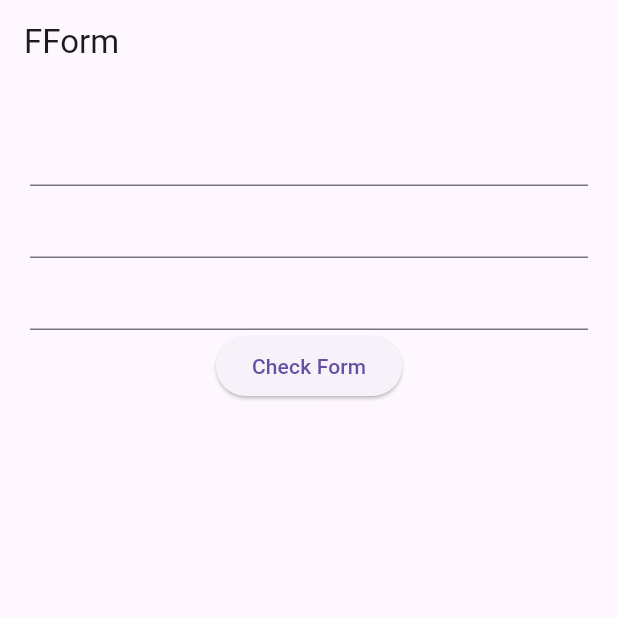
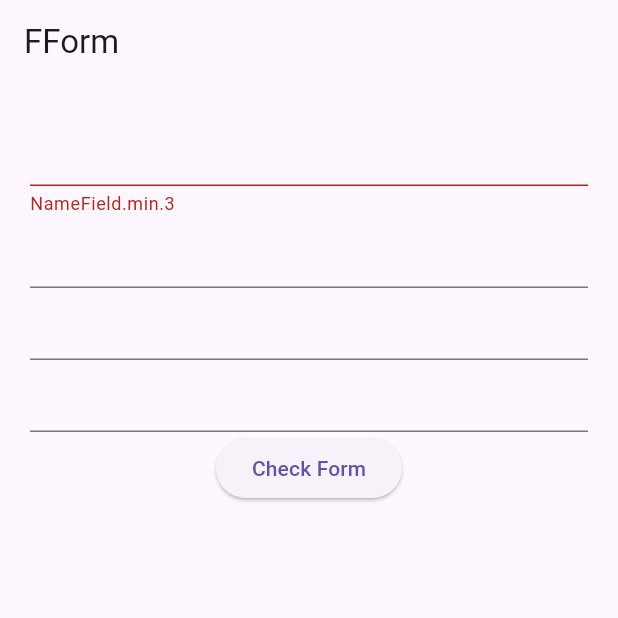
Before and after one commit to contributors-company/fform, a Flutter app: the screen it shows after launch, on a phone screen of 412 x 824 dp, the top half of it. Run offline on Flutter 3.47's test engine with Material 3 defaults, Android fonts, the phone set to English and light mode, and no system bars.

```diff
--- a/example/lib/login_form.dart
+++ b/example/lib/login_form.dart
@@ -4,23 +4,25 @@ import 'package:example_fform/fields/password_field.dart';
 import 'package:fform/fform.dart';
 
 class LoginForm extends FForm {
-  final NameField name;
-  final PasswordField password;
-  final PasswordConfirmField passwordConfirm;
+  NameField name;
+  PasswordField password;
+  PasswordConfirmField passwordConfirm;
 
-  LoginForm(
-      {this.name = const NameField.pure(),
-      this.password = const PasswordField.pure(),
-      this.passwordConfirm = const PasswordConfirmField.pure('')});
+  LoginForm({
+    this.name = const NameField.pure(),
+    this.password = const PasswordField.pure(),
+    this.passwordConfirm = const PasswordConfirmField.pure(''),
+  });
 
-  LoginForm copyWith(
-      {NameField? name,
-      PasswordField? password,
-      PasswordConfirmField? passwordConfirm}) {
-    return LoginForm(
-        name: name ?? this.name,
-        password: password ?? this.password,
-        passwordConfirm: passwordConfirm ?? this.passwordConfirm);
+  void changeFields({
+    NameField? name,
+    PasswordField? password,
+    PasswordConfirmField? passwordConfirm,
+  }) {
+    this.name = name ?? this.name;
+    this.password = password ?? this.password;
+    this.passwordConfirm = passwordConfirm ?? this.passwordConfirm;
+    set(this);
   }
 
   @override
--- a/example/lib/main.dart
+++ b/example/lib/main.dart
@@ -2,6 +2,7 @@ import 'package:example_fform/fields/name_field.dart';
 import 'package:example_fform/fields/password_confirm_field.dart';
 import 'package:example_fform/fields/password_field.dart';
 import 'package:example_fform/login_form.dart';
+import 'package:fform/fform.dart';
 import 'package:flutter/material.dart';
 
 void main() {
@@ -38,10 +39,11 @@ class _MyHomePageState extends State<MyHomePage> {
 
   _checkForm() {
     if (form.isValid) {
-      ScaffoldMessenger.of(context).showSnackBar(SnackBar(
+      ScaffoldMessenger.of(context).showSnackBar(
+        const SnackBar(
           backgroundColor: Colors.greenAccent,
           content: Row(
-            children: const [
+            children: [
               Icon(
                 Icons.lock_open,
                 color: Colors.white,
@@ -49,10 +51,13 @@ class _MyHomePageState extends State<MyHomePage> {
               SizedBox(width: 10),
               Text('Welcome', style: TextStyle(color: Colors.white))
             ],
-          )));
+          ),
+        ),
+      );
     } else {
       for (var element in form.exceptions) {
-        ScaffoldMessenger.of(context).showSnackBar(SnackBar(
+        ScaffoldMessenger.of(context).showSnackBar(
+          SnackBar(
             backgroundColor: Colors.red,
             content: Row(
               children: [
@@ -61,31 +66,39 @@ class _MyHomePageState extends State<MyHomePage> {
                   color: Colors.white,
                 ),
                 const SizedBox(width: 10),
-                Text(element.toString(),
-                    style: const TextStyle(color: Colors.white))
+                Text(
+                  element.toString(),
+                  style: const TextStyle(color: Colors.white),
+                )
               ],
-            )));
+            ),
+          ),
+        );
       }
     }
   }
 
   _nameListener() {
-    form = form.copyWith(name: NameField.dirty(_nameController.value.text));
+    form.changeFields(name: NameField.dirty(_nameController.value.text));
   }
 
   _passwordListener() {
-    form = form.copyWith(
+    form.changeFields(
       password: PasswordField.dirty(_passwordController.value.text),
       passwordConfirm: PasswordConfirmField.dirty(
         _passwordConfirmController.value.text,
-            _passwordController.value.text));
+        _passwordController.value.text,
+      ),
+    );
   }
 
   _passwordConfirmListener() {
-    form = form.copyWith(
+    form.changeFields(
       passwordConfirm: PasswordConfirmField.dirty(
         _passwordConfirmController.value.text,
-            _passwordController.value.text));
+        _passwordController.value.text,
+      ),
+    );
   }
 
   @override
@@ -117,8 +130,16 @@ class _MyHomePageState extends State<MyHomePage> {
       ),
       body: Container(
         padding: const EdgeInsets.all(20),
-        child: Column(
+        child: FFormBuilder(
+          form: form,
+          builder: (BuildContext context, FForm form) {
+            return Column(
               children: [
+                TextFormField(
+                    controller: _nameController,
+                    decoration: InputDecoration(
+                      errorText: form.get<NameField>().exception.toString(),
+                    )),
                 TextField(
                   controller: _nameController,
                 ),
@@ -131,8 +152,12 @@ class _MyHomePageState extends State<MyHomePage> {
                   controller: _passwordConfirmController,
                 ),
                 ElevatedButton(
-                onPressed: _checkForm, child: const Text('Check Form'))
+                  onPressed: _checkForm,
+                  child: const Text('Check Form'),
+                )
               ],
+            );
+          },
         ),
       ),
     );
--- /dev/null
+++ b/lib/src/fform.dart
@@ -0,0 +1,42 @@
+import 'dart:async';
+
+part 'fform_field.dart';
+
+/// FForm is a class that represents a form.
+/// It has a list of fields and a list of answers.
+/// It has a method to get the first field of a specific type.
+/// It has a method to get the answers of the fields.
+/// It has a method to get the exceptions of the fields.
+/// It has a method to check if the form is valid.
+/// It has a method to check if the form is invalid.
+/// It has a stream controller to listen to changes in the form.
+/// It has a method to set the form.
+abstract class FForm {
+  /// List of fields of the form.
+  List<FFormField> get fields;
+
+  /// List of answers of the fields.
+  List get answers => fields.map((e) => e.exception).toList();
+
+  /// List of exceptions of the fields.
+  List get exceptions => answers.where((element) => element != null).toList();
+
+  /// Check if the form is valid.
+  bool get isValid => exceptions.isEmpty;
+
+  /// Check if the form is invalid.
+  bool get isInvalid => exceptions.isNotEmpty;
+
+  /// Stream controller to listen to changes in the form.
+  final StreamController<FForm> stream = StreamController<FForm>();
+
+  /// Set the form.
+  set(FForm form) {
+    stream.add(form);
+  }
+
+  /// Get the first field of a specific type.
+  T get<T extends FFormField>() {
+    return fields.firstWhere((element) => element is T) as T;
+  }
+}
--- /dev/null
+++ b/lib/src/fform_builder.dart
@@ -0,0 +1,37 @@
+import 'package:flutter/cupertino.dart';
+
+import 'fform.dart';
+
+/// FFormBuilder is a widget that builds a form and manages the state of the form.
+/// It is used to create a form and manage the state of the form.
+class FFormBuilder extends StatefulWidget {
+  /// The form to be built and managed.
+  final FForm form;
+
+  /// The builder to build the form.
+  final Widget Function(BuildContext context, FForm form) builder;
+
+  const FFormBuilder({
+    Key? key,
+    required this.form,
+    required this.builder,
+  }) : super(key: key);
+
+  @override
+  FFormBuilderState createState() => FFormBuilderState();
+}
+
+class FFormBuilderState extends State<FFormBuilder> {
+  @override
+  void initState() {
+    widget.form.stream.stream.listen((event) {
+      setState(() {});
+    });
+    super.initState();
+  }
+
+  @override
+  Widget build(BuildContext context) {
+    return widget.builder(context, widget.form);
+  }
+}
--- /dev/null
+++ b/lib/src/fform_field.dart
@@ -0,0 +1,38 @@
+part of 'fform.dart';
+
+/// FFormField is a base class for all form fields.
+/// It has a value and a validator.
+/// It has a method to check if the field is valid.
+/// It has a method to check if the field is invalid.
+/// It has a method to get the exception of the field.
+abstract class FFormField<T, E> {
+  final T value;
+  const FFormField._({required this.value});
+
+  const FFormField.pure(T value) : this._(value: value);
+  FFormField.dirty(T value) : this._(value: value);
+
+  /// Validator of the field.
+  E? validator(T value);
+
+  /// Check if the field is valid.
+  bool get isValid => exception == null;
+
+  /// Check if the field is invalid.
+  bool get isNotValid => !isValid;
+
+  /// Get the exception of the field.
+  E? get exception => validator(value);
+
+  /// Check if the field is valid.
+  @override
+  bool operator ==(Object other) {
+    if (other.runtimeType != runtimeType) return false;
+    return other is FFormField<T, E> &&
+        other.value == value &&
+        other.isValid == isValid;
+  }
+
+  @override
+  int get hashCode => Object.hashAll([value, isValid]);
+}
--- a/pubspec.yaml
+++ b/pubspec.yaml
@@ -1,10 +1,10 @@
 name: fform
 description: fform - package for validate form flutter
-version: 0.0.1
+version: 1.0.0
 homepage: https://github.com/AlexHCJP/fform
 
 environment:
-  sdk: '>=2.19.6 <3.0.0'
+  sdk: '>=2.19.6 <4.0.0'
   flutter: ">=1.17.0"
 
 dependencies:
```
Also changed, not shown: lib/fform.dart (+2 -65 lines), example/pubspec.lock, 5 other files. Lines whose indentation alone changed are shown as unchanged.
